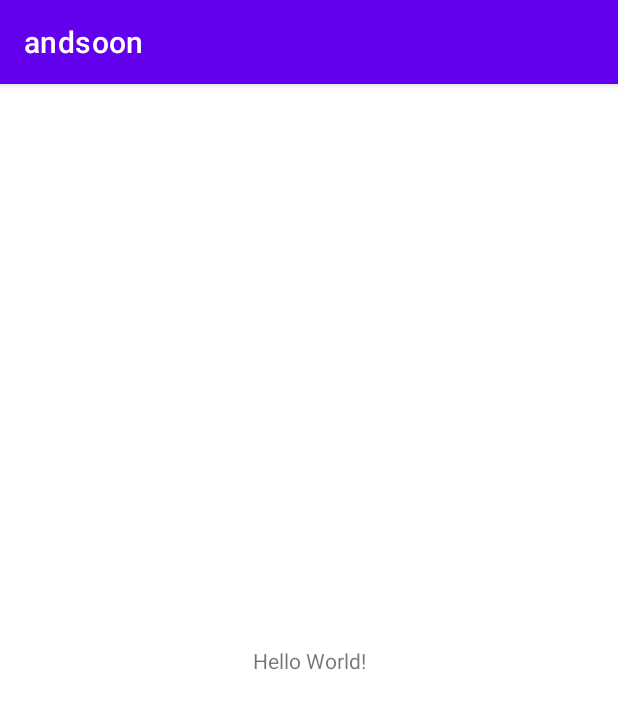
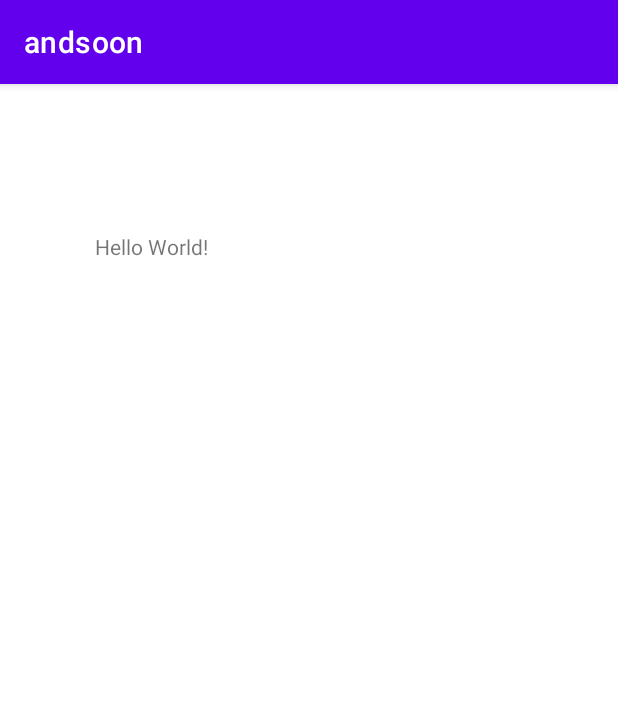
Before and after one commit to Andrey5kot/andsoon, an Android app: the screen it shows after launch (MainActivity), on a phone screen of 412 x 824 dp. Shown: the top 709 px of the screen. Run offline under Robolectric (Android 15) with nearby library versions, the phone set to English and light mode, and no system bars.

Commit message:
moved hello world

```diff
--- a/app/src/main/res/layout/activity_main.xml
+++ b/app/src/main/res/layout/activity_main.xml
@@ -11,8 +11,10 @@
         android:layout_height="wrap_content"
         android:text="Hello World!"
         app:layout_constraintBottom_toBottomOf="parent"
+        app:layout_constraintHorizontal_bias="0.188"
         app:layout_constraintLeft_toLeftOf="parent"
         app:layout_constraintRight_toRightOf="parent"
-        app:layout_constraintTop_toTopOf="parent" />
+        app:layout_constraintTop_toTopOf="parent"
+        app:layout_constraintVertical_bias="0.132" />
 
 </androidx.constraintlayout.widget.ConstraintLayout>
```
